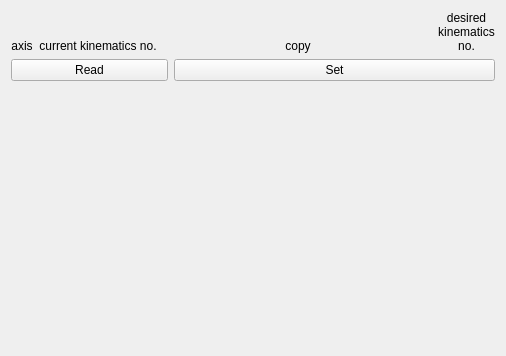
verges/mrrocpp, file src/ui-qt/base/wgt_kinematic.ui: the form before one commit.
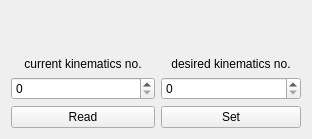
The form after the commit.

```diff
--- a/src/ui-qt/base/wgt_kinematic.ui
+++ b/src/ui-qt/base/wgt_kinematic.ui
@@ -6,43 +6,15 @@
    <rect>
     <x>0</x>
     <y>0</y>
-    <width>506</width>
-    <height>356</height>
+    <width>312</width>
+    <height>139</height>
    </rect>
   </property>
   <property name="windowTitle">
    <string>wgt_irp6_m_motors</string>
   </property>
-  <layout class="QVBoxLayout" name="verticalLayout">
-   <item>
-    <layout class="QGridLayout" name="grid_up">
-     <item row="0" column="0">
-      <widget class="QLabel" name="label_4">
-       <property name="text">
-        <string>axis</string>
-       </property>
-       <property name="alignment">
-        <set>Qt::AlignBottom|Qt::AlignHCenter</set>
-       </property>
-       <property name="wordWrap">
-        <bool>true</bool>
-       </property>
-      </widget>
-     </item>
-     <item row="0" column="1">
-      <widget class="QLabel" name="label_7">
-       <property name="text">
-        <string>current kinematics no.</string>
-       </property>
-       <property name="alignment">
-        <set>Qt::AlignBottom|Qt::AlignHCenter</set>
-       </property>
-       <property name="wordWrap">
-        <bool>true</bool>
-       </property>
-      </widget>
-     </item>
-     <item row="0" column="5">
+  <layout class="QGridLayout" name="gridLayout">
+   <item row="0" column="2">
       <widget class="QLabel" name="label_16">
        <property name="maximumSize">
         <size>
@@ -61,77 +33,38 @@
        </property>
       </widget>
      </item>
-     <item row="0" column="2">
-      <spacer name="horizontalSpacer">
-       <property name="orientation">
-        <enum>Qt::Horizontal</enum>
-       </property>
-       <property name="sizeHint" stdset="0">
-        <size>
-         <width>40</width>
-         <height>20</height>
-        </size>
-       </property>
-      </spacer>
-     </item>
-     <item row="0" column="4">
-      <spacer name="horizontalSpacer_2">
-       <property name="orientation">
-        <enum>Qt::Horizontal</enum>
-       </property>
-       <property name="sizeHint" stdset="0">
-        <size>
-         <width>40</width>
-         <height>20</height>
-        </size>
-       </property>
-      </spacer>
-     </item>
-     <item row="0" column="3">
-      <widget class="QLabel" name="label_15">
-       <property name="text">
-        <string>copy</string>
-       </property>
-       <property name="alignment">
-        <set>Qt::AlignBottom|Qt::AlignHCenter</set>
-       </property>
-       <property name="wordWrap">
-        <bool>true</bool>
-       </property>
-      </widget>
-     </item>
-    </layout>
-   </item>
-   <item>
-    <layout class="QGridLayout" name="grid_down">
-     <item row="1" column="0">
+   <item row="2" column="1">
       <widget class="QPushButton" name="pushButton_read">
        <property name="text">
         <string>Read</string>
        </property>
       </widget>
      </item>
-     <item row="1" column="1" colspan="2">
+   <item row="0" column="1">
+    <widget class="QLabel" name="label_7">
+     <property name="text">
+      <string>current kinematics no.</string>
+     </property>
+     <property name="alignment">
+      <set>Qt::AlignBottom|Qt::AlignHCenter</set>
+     </property>
+     <property name="wordWrap">
+      <bool>true</bool>
+     </property>
+    </widget>
+   </item>
+   <item row="2" column="2">
       <widget class="QPushButton" name="pushButton_set">
        <property name="text">
         <string>Set</string>
        </property>
       </widget>
      </item>
-    </layout>
+   <item row="1" column="1">
+    <widget class="QSpinBox" name="spinBox"/>
    </item>
-   <item>
-    <spacer name="verticalSpacer">
-     <property name="orientation">
-      <enum>Qt::Vertical</enum>
-     </property>
-     <property name="sizeHint" stdset="0">
-      <size>
-       <width>20</width>
-       <height>40</height>
-      </size>
-     </property>
-    </spacer>
+   <item row="1" column="2">
+    <widget class="QSpinBox" name="spinBox_2"/>
    </item>
   </layout>
  </widget>
```
Left out of the diff: 4 changed lines with no effect on the pictures. Lines whose indentation alone changed are shown as unchanged.
